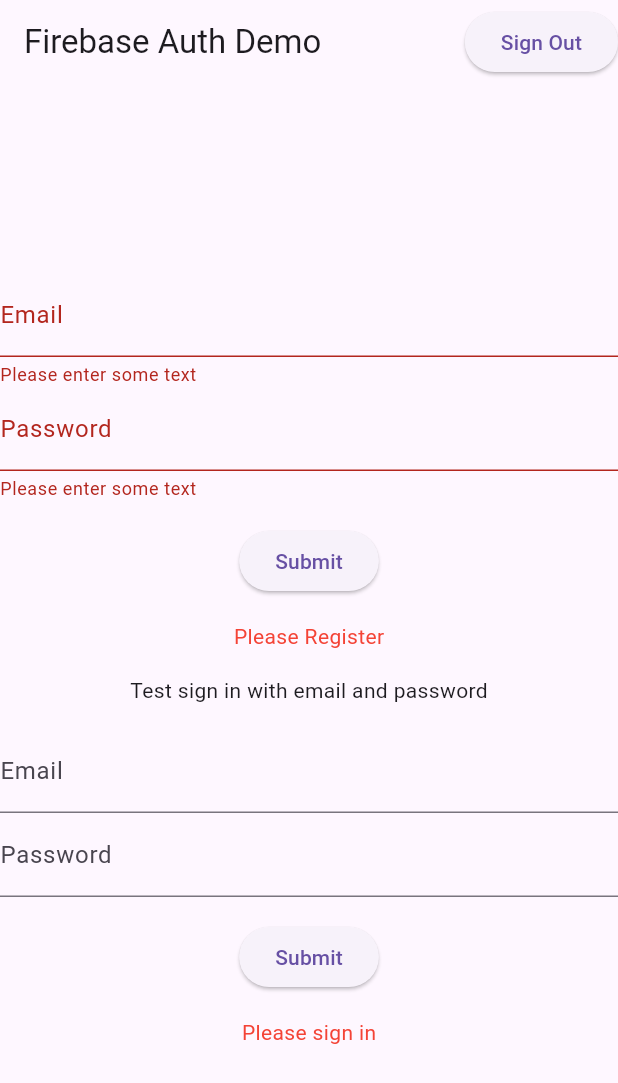
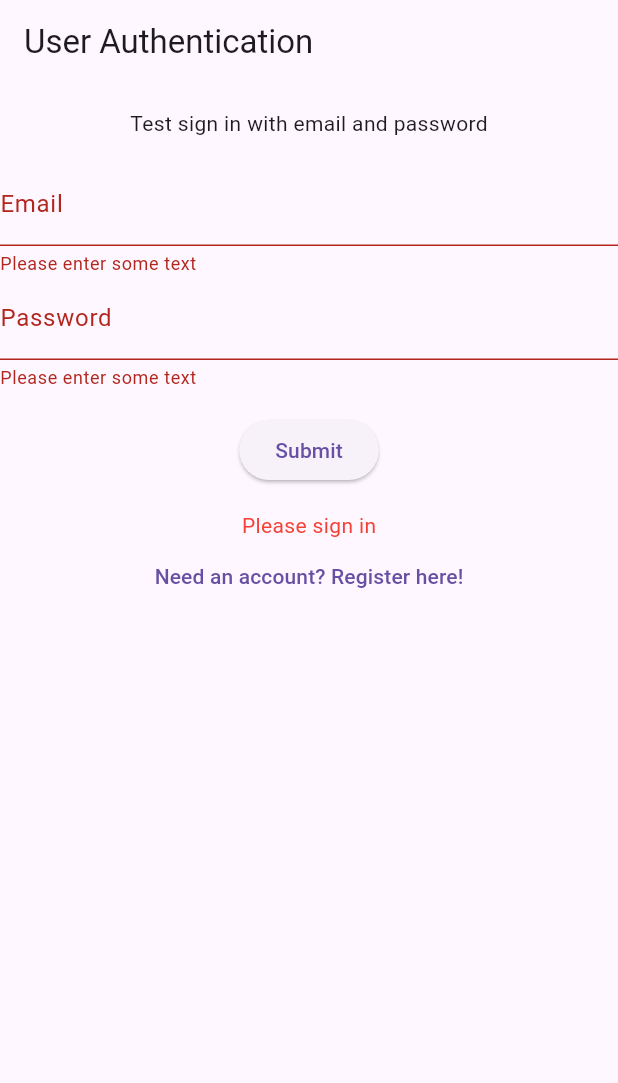
Before and after one commit to PhiGsu/act13, a Flutter app: the screen it shows after launch, after a tap on "Submit", on a phone screen of 412 x 824 dp. Shown: the top 1083 px of the screen. Run offline on Flutter 3.47's test engine with Material 3 defaults, Android fonts, the phone set to English and light mode, and no system bars; our stand-ins replace firebase_auth, firebase_core; accounts and stored records are empty.

Commit message:
Authservice method and authentication screen created.

```diff
--- a/lib/main.dart
+++ b/lib/main.dart
@@ -1,157 +1,86 @@
 import 'package:flutter/material.dart';
 import 'package:firebase_auth/firebase_auth.dart';
 import 'package:firebase_core/firebase_core.dart';
-import 'package:cloud_firestore/cloud_firestore.dart';
 import 'firebase_options.dart';
+
+class AuthService {
+  final FirebaseAuth _auth = FirebaseAuth.instance;
+
+  Future<User?> registerUser(String email, String password) async {
+    try {
+      UserCredential userCredential = await _auth
+          .createUserWithEmailAndPassword(email: email, password: password);
+      return userCredential.user;
+    } catch (e) {
+      print('Error during registration: $e');
+      return null;
+    }
+  }
+
+  Future<User?> signInUser(String email, String password) async {
+    try {
+      UserCredential userCredential = await _auth.signInWithEmailAndPassword(
+          email: email, password: password);
+      return userCredential.user;
+    } catch (e) {
+      print('Error during sign-in: $e');
+      return null;
+    }
+  }
+
+  Future<void> signOut() async {
+    await _auth.signOut();
+  }
+}
 
 void main() async {
   WidgetsFlutterBinding.ensureInitialized();
-  await Firebase.initializeApp(
-    options: DefaultFirebaseOptions.currentPlatform,
-  );
-  runApp(MyApp());
+  await Firebase.initializeApp(options: DefaultFirebaseOptions.currentPlatform);
+  runApp(MaterialApp(
+    title: 'Firebase Auth Demo',
+    home: AuthenticationScreen(),
+  ));
 }
 
-class MyApp extends StatelessWidget {
+class AuthenticationScreen extends StatefulWidget {
   @override
-  Widget build(BuildContext context) {
-    return MaterialApp(
-      title: 'Firebase Auth Demo',
-      home: MyHomePage(title: 'Firebase Auth Demo'),
-    );
-  }
+  State<AuthenticationScreen> createState() => _AuthenticationScreenState();
 }
 
-class MyHomePage extends StatefulWidget {
-  const MyHomePage({super.key, required this.title});
-  final String title;
-  @override
-  State<MyHomePage> createState() => _MyHomePageState();
-}
+class _AuthenticationScreenState extends State<AuthenticationScreen> {
+  bool showSignIn = true;
 
-class _MyHomePageState extends State<MyHomePage> {
-  final FirebaseAuth _auth = FirebaseAuth.instance;
-
-  void _signOut() async {
-    await _auth.signOut();
-    ScaffoldMessenger.of(context).showSnackBar(SnackBar(
-      content: Text('Signed out successfully'),
-    ));
+  void toggleView() {
+    setState(() {
+      showSignIn = !showSignIn;
+    });
   }
 
   @override
   Widget build(BuildContext context) {
     return Scaffold(
       appBar: AppBar(
-        title: Text(widget.title),
-        actions: <Widget>[
-          ElevatedButton(
-            onPressed: () {
-              _signOut();
-            },
-            child: Text('Sign Out'),
-          ),
-        ],
+        title: Text('User Authentication'),
       ),
-      body: Center(
-        child: Column(
-          mainAxisAlignment: MainAxisAlignment.center,
-          children: <Widget>[
-            RegisterEmailSection(auth: _auth),
-            EmailPasswordForm(auth: _auth),
-          ],
-        ),
-      ),
-    );
-  }
-}
-
-class RegisterEmailSection extends StatefulWidget {
-  const RegisterEmailSection({super.key, required this.auth});
-  final FirebaseAuth auth;
-
-  @override
-  State<RegisterEmailSection> createState() => _RegisterEmailSectionState();
-}
-
-class _RegisterEmailSectionState extends State<RegisterEmailSection> {
-  final GlobalKey<FormState> _formKey = GlobalKey<FormState>();
-  final TextEditingController _emailController = TextEditingController();
-  final TextEditingController _passwordController = TextEditingController();
-  bool _success = false;
-  bool _initialState = true;
-  String? _userEmail;
-  void _register() async {
-    try {
-      await widget.auth.createUserWithEmailAndPassword(
-        email: _emailController.text,
-        password: _passwordController.text,
-      );
-      setState(() {
-        _success = true;
-        _userEmail = _emailController.text;
-        _initialState = false;
-      });
-    } catch (e) {
-      setState(() {
-        _success = false;
-        _initialState = false;
-      });
-    }
-  }
-
-  @override
-  Widget build(BuildContext context) {
-    return Form(
-      key: _formKey,
-      child: Column(
-        crossAxisAlignment: CrossAxisAlignment.start,
-        children: <Widget>[
-          TextFormField(
-            controller: _emailController,
-            decoration: InputDecoration(labelText: 'Email'),
-            validator: (value) {
-              if (value?.isEmpty ?? true) {
-                return 'Please enter some text';
-              }
-              return null;
-            },
-          ),
-          TextFormField(
-            controller: _passwordController,
-            decoration: InputDecoration(labelText: 'Password'),
-            validator: (value) {
-              if (value?.isEmpty ?? true) {
-                return 'Please enter some text';
-              }
-              return null;
-            },
-          ),
-          Container(
-            padding: const EdgeInsets.symmetric(vertical: 16.0),
-            alignment: Alignment.center,
-            child: ElevatedButton(
-              onPressed: () {
-                if (_formKey.currentState!.validate()) {
-                  _register();
-                }
-              },
-              child: Text('Submit'),
+      body: showSignIn
+          ? Column(
+              children: [
+                EmailPasswordForm(auth: FirebaseAuth.instance),
+                TextButton(
+                  onPressed: toggleView,
+                  child: Text('Need an account? Register here!'),
+                ),
+              ],
+            )
+          : Column(
+              children: [
+                RegisterEmailSection(auth: FirebaseAuth.instance),
+                TextButton(
+                  onPressed: toggleView,
+                  child: Text('Already have an account? Sign in here!'),
+                ),
+              ],
             ),
-          ),
-          Container(
-            alignment: Alignment.center,
-            child: Text(
-              _initialState
-                  ? 'Please Register'
-                  : _success
-                      ? 'Successfully registered $_userEmail'
-                      : 'Registration failed',
-              style: TextStyle(color: _success ? Colors.green : Colors.red),
-            ),
-          ),
-        ],
-      ),
     );
   }
 }
@@ -159,6 +88,7 @@ class _RegisterEmailSectionState extends State<RegisterEmailSection> {
 class EmailPasswordForm extends StatefulWidget {
   const EmailPasswordForm({super.key, required this.auth});
   final FirebaseAuth auth;
+
   @override
   State<EmailPasswordForm> createState() => _EmailPasswordFormState();
 }
@@ -251,3 +181,94 @@ class _EmailPasswordFormState extends State<EmailPasswordForm> {
     );
   }
 }
+
+class RegisterEmailSection extends StatefulWidget {
+  const RegisterEmailSection({super.key, required this.auth});
+  final FirebaseAuth auth;
+
+  @override
+  State<RegisterEmailSection> createState() => _RegisterEmailSectionState();
+}
+
+class _RegisterEmailSectionState extends State<RegisterEmailSection> {
+  final GlobalKey<FormState> _formKey = GlobalKey<FormState>();
+  final TextEditingController _emailController = TextEditingController();
+  final TextEditingController _passwordController = TextEditingController();
+  bool _success = false;
+  bool _initialState = true;
+  String? _userEmail;
+
+  void _register() async {
+    try {
+      await widget.auth.createUserWithEmailAndPassword(
+        email: _emailController.text,
+        password: _passwordController.text,
+      );
+      setState(() {
+        _success = true;
+        _userEmail = _emailController.text;
+        _initialState = false;
+      });
+    } catch (e) {
+      setState(() {
+        _success = false;
+        _initialState = false;
+      });
+    }
+  }
+
+  @override
+  Widget build(BuildContext context) {
+    return Form(
+      key: _formKey,
+      child: Column(
+        crossAxisAlignment: CrossAxisAlignment.start,
+        children: <Widget>[
+          TextFormField(
+            controller: _emailController,
+            decoration: InputDecoration(labelText: 'Email'),
+            validator: (value) {
+              if (value?.isEmpty ?? true) {
+                return 'Please enter some text';
+              }
+              return null;
+            },
+          ),
+          TextFormField(
+            controller: _passwordController,
+            decoration: InputDecoration(labelText: 'Password'),
+            validator: (value) {
+              if (value?.isEmpty ?? true) {
+                return 'Please enter some text';
+              }
+              return null;
+            },
+          ),
+          Container(
+            padding: const EdgeInsets.symmetric(vertical: 16.0),
+            alignment: Alignment.center,
+            child: ElevatedButton(
+              onPressed: () {
+                if (_formKey.currentState!.validate()) {
+                  _register();
+                }
+              },
+              child: Text('Submit'),
+            ),
+          ),
+          Container(
+            alignment: Alignment.center,
+            child: Text(
+              _initialState
+                  ? 'Please Register'
+                  : _success
+                      ? 'Successfully registered $_userEmail'
+                      : 'Registration failed',
+              style: TextStyle(color: _success ? Colors.green : Colors.red),
+            ),
+          ),
+        ],
+      ),
+    );
+  }
+}
```
Also changed, not shown: 127 other files.
